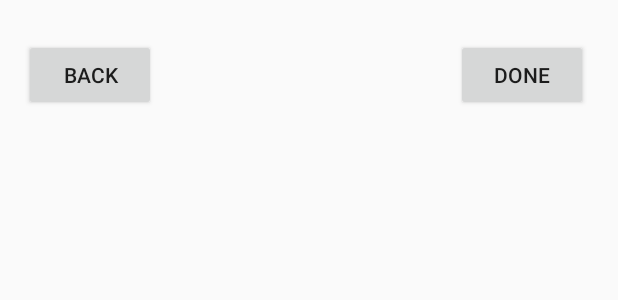
After one commit to sharder996/rrsys-pub, an Android app: the layout activity_create_order.xml on its own in the app's theme, with its tools: preview values and no code run, on a phone screen of 412 x 824 dp. The commit adds this screen. Shown: the top 300 px of the screen. Run offline under Robolectric (Android 15) with nearby library versions, the phone set to English and light mode, and no system bars.

Commit message:
Added start of UI for Menu and Preorder

```diff
--- /dev/null
+++ b/app/src/main/res/layout/activity_create_order.xml
@@ -0,0 +1,35 @@
+<?xml version="1.0" encoding="utf-8"?>
+<LinearLayout xmlns:android="http://schemas.android.com/apk/res/android"
+    android:layout_width="match_parent"
+    android:layout_height="match_parent"
+    xmlns:tools="http://schemas.android.com/tools"
+    android:orientation="vertical"
+    android:paddingLeft="@dimen/activity_horizontal_margin"
+    android:paddingTop="@dimen/activity_vertical_margin"
+    android:paddingRight="@dimen/activity_horizontal_margin"
+    android:paddingBottom="@dimen/activity_vertical_margin"
+    tools:context="comp3350.rrsys.presentation.CreateOrderActivity"
+    xmlns:app="http://schemas.android.com/apk/res-auto">
+
+    <RelativeLayout
+        android:layout_width="match_parent"
+        android:layout_height="wrap_content"
+        android:layout_marginTop="10dp">
+        <Button
+            android:id="@+id/buttonBack"
+            android:layout_width="wrap_content"
+            android:layout_height="wrap_content"
+            android:onClick="buttonBackOnClick"
+            android:text="@string/back"/>
+
+        <Button
+            android:id="@+id/buttonDone"
+            android:layout_width="wrap_content"
+            android:layout_height="wrap_content"
+            android:layout_marginStart="200dp"
+            android:layout_toEndOf="@+id/buttonBack"
+            android:onClick="buttonDoneOnClick"
+            android:text="@string/done" />
+    </RelativeLayout>
+
+</LinearLayout>
--- a/app/src/main/res/values/strings.xml
+++ b/app/src/main/res/values/strings.xml
@@ -27,6 +27,7 @@
     <string name="done">Done</string>
     <string name="length_of_stay">Length of stay: </string>
     <string name="reservation_details">Reservation details: </string>
+    <string name="order_details">Order details: </string>
     <string name="reservation_updates">Updated reservation details: </string>
     <string name="reservation_code">Reservation code: </string>
     <string name="cancel">Cancel reservation</string>
```
Also changed, not shown: app/src/main/java/comp3350/rrsys/presentation/ConfirmOrderActivity.java (added, +27 -0 lines), app/src/main/java/comp3350/rrsys/presentation/CreateOrderActivity.java (added, +28 -0 lines), app/src/main/java/comp3350/rrsys/presentation/MenuActivity.java (added, +25 -0 lines), app/src/main/res/layout/activity_confirm_order.xml (added, +50 -0 lines), app/src/main/res/layout/activity_menu.xml (added, +49 -0 lines).
